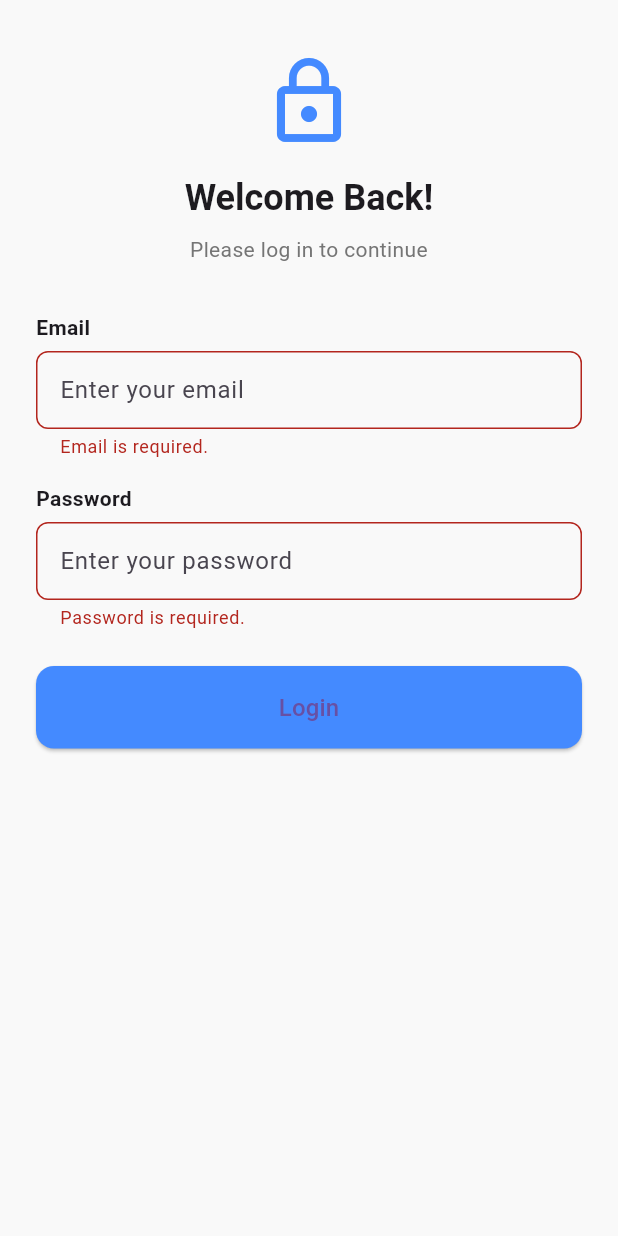
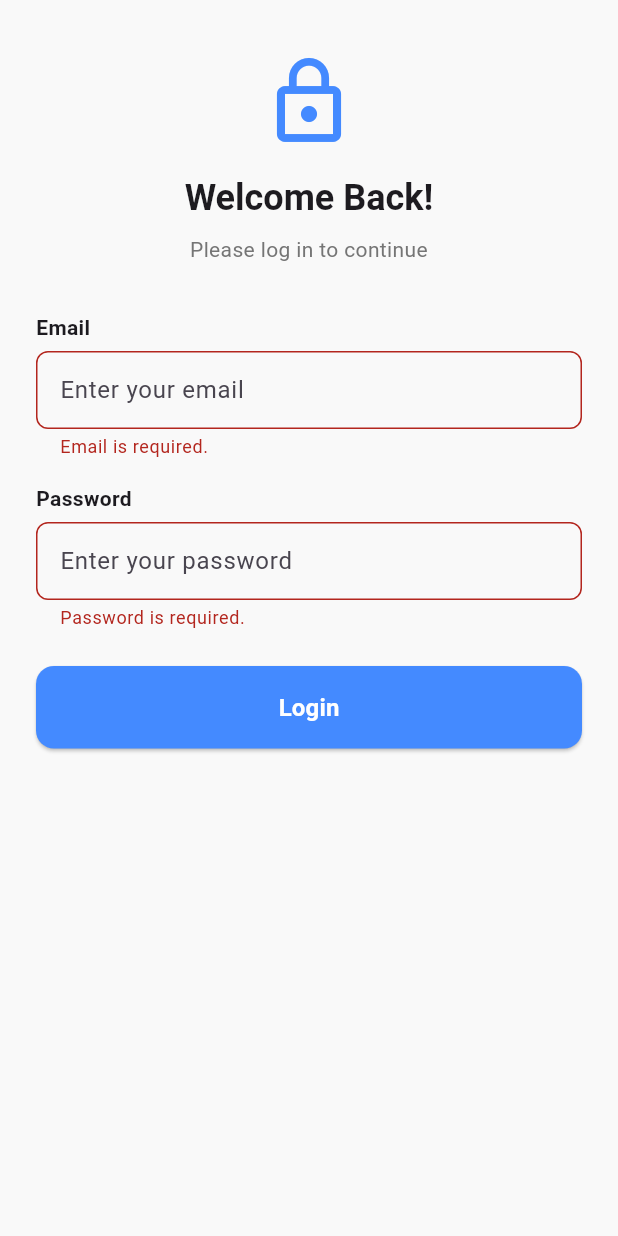
Before and after one commit to najeebnaju512/machine_test_luminar, a Flutter app: the screen it shows after launch, after a tap on "Login", on a phone screen of 412 x 824 dp. Run offline on Flutter 3.47's test engine with Material 3 defaults, Android fonts, the phone set to English and light mode, and no system bars; our stand-ins replace connectivity_plus, dio, get, go_router, hive, hive_flutter and 1 more; accounts and stored records are empty.

Commit message:
Add loading indicator to login button and manage loading state in LoginController. Updated UI to reflect loading status during login process, enhancing user experience.

```diff
--- a/lib/screens/un_authenticated/login/controller.dart
+++ b/lib/screens/un_authenticated/login/controller.dart
@@ -10,11 +10,13 @@ import 'package:machine_test_luminar/shared/repo/un_authenticated/login.dart';
 
 class LoginController extends GetxController {
   final formKey = GlobalKey<FormState>();
+  RxBool isLoading = RxBool(false);
   final emailController = TextEditingController();
   final passwordController = TextEditingController();
   LoginRepo repo = LoginRepo();
 
   Future<void> onSubmit() async {
+    isLoading.value = true;
     if (formKey.currentState?.validate() ?? false) {
       var res = await repo.onLogin(
         email: emailController.text,
@@ -27,6 +29,7 @@ class LoginController extends GetxController {
         appRouteState.logIn();
       }
     }
+    isLoading.value = false;
   }
 
   Future<void> _setToLocalDb(UserMeModel data) async {
--- a/lib/screens/un_authenticated/login/view.dart
+++ b/lib/screens/un_authenticated/login/view.dart
@@ -1,3 +1,4 @@
+import 'package:flutter/cupertino.dart';
 import 'package:flutter/material.dart';
 import 'package:get/get.dart';
 import 'package:machine_test_luminar/core/tag_helper/teg_generator.dart';
@@ -89,7 +90,8 @@ class _LoginScreenState extends State<LoginScreen> {
                 ),
 
                 const SizedBox(height: 24),
-                ElevatedButton(
+                Obx(
+                  () => ElevatedButton(
                     style: ElevatedButton.styleFrom(
                       padding: const EdgeInsets.symmetric(vertical: 16),
                       shape: RoundedRectangleBorder(
@@ -98,7 +100,17 @@ class _LoginScreenState extends State<LoginScreen> {
                       backgroundColor: Colors.blueAccent,
                     ),
                     onPressed: controller.onSubmit,
-                  child: const Text("Login", style: TextStyle(fontSize: 16)),
+                    child: controller.isLoading.value
+                        ? CupertinoActivityIndicator(color: Colors.white)
+                        : const Text(
+                            "Login",
+                            style: TextStyle(
+                              fontSize: 16,
+                              fontWeight: FontWeight.bold,
+                              color: Colors.white,
+                            ),
+                          ),
+                  ),
                 ),
               ],
             ),
```
Lines whose indentation alone changed are shown as unchanged.
